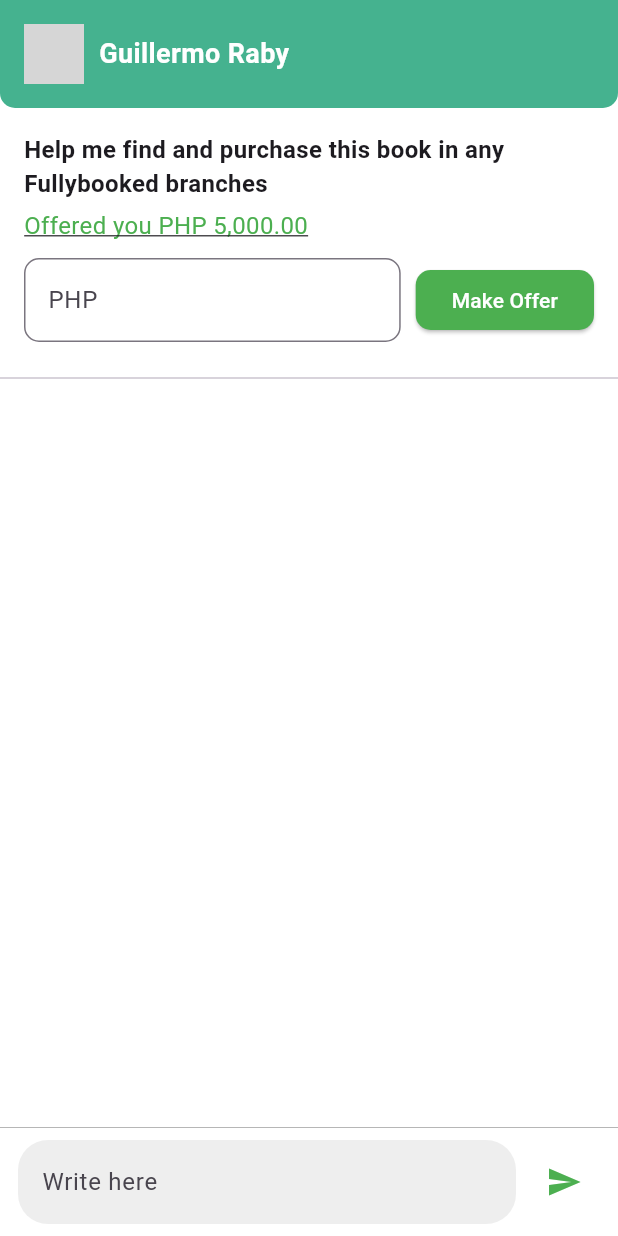
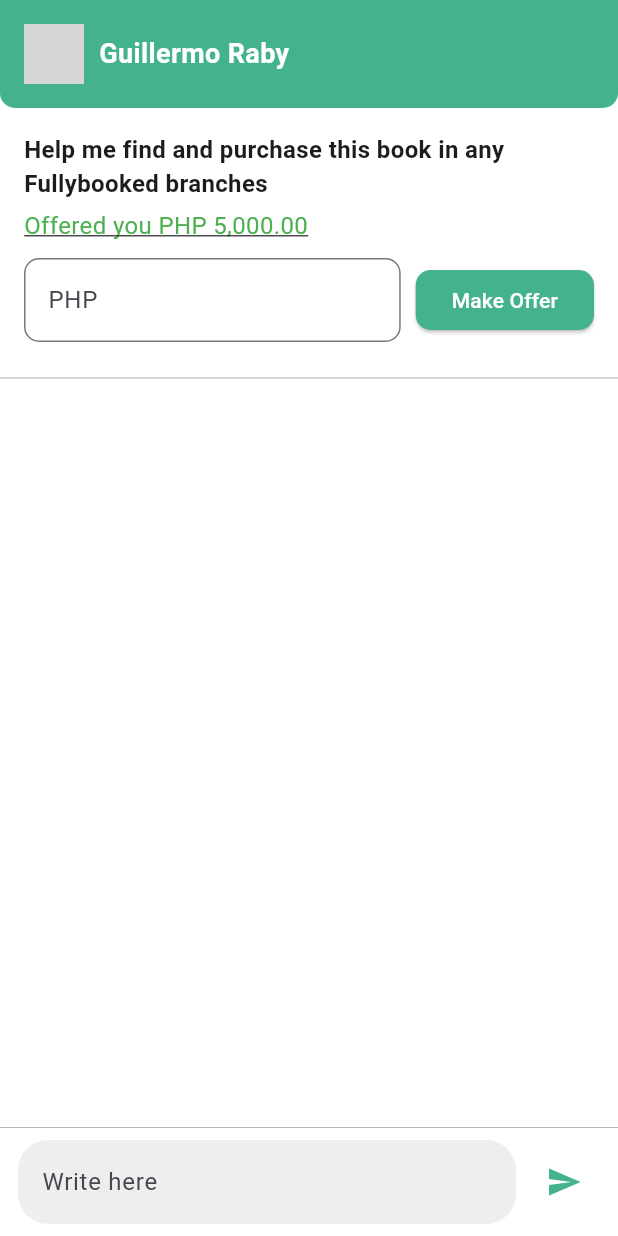
Before and after one commit to GuillianeLee/Kapitbahay, a Flutter app: the ChatOfferScreen screen opened directly, after a tap on "Decline", on a phone screen of 412 x 824 dp. Run offline on Flutter 3.47's test engine with Material 3 defaults, Android fonts, the light colour scheme and no system bars; our stand-ins replace flutter_rating_bar, flutter_svg; network calls fail; grey boxes are pictures that could not be loaded.

Commit message:
Edited Colors

```diff
--- a/lib/negotiable/chatif.dart
+++ b/lib/negotiable/chatif.dart
@@ -47,7 +47,7 @@ class _ChatOfferScreenState extends State<ChatOfferScreen> {
           Container(
             padding: const EdgeInsets.all(16),
             decoration: const BoxDecoration(
-              color: Color.fromRGBO(69, 178, 143, 1),
+              color: Color(0xFF45B28F),
               borderRadius: BorderRadius.vertical(bottom: Radius.circular(10)),
             ),
             child: Row(
@@ -112,7 +112,7 @@ class _ChatOfferScreenState extends State<ChatOfferScreen> {
                       ElevatedButton(
                         onPressed: _submitCounterOffer, // Call function to submit offer
                         style: ElevatedButton.styleFrom(
-                          backgroundColor: Colors.green,
+                          backgroundColor: Color(0xFF45B28F),
                           shape: RoundedRectangleBorder(
                             borderRadius: BorderRadius.circular(10),
                           ),
@@ -134,8 +134,7 @@ class _ChatOfferScreenState extends State<ChatOfferScreen> {
                             });
                           },
                           style: ElevatedButton.styleFrom(
-                            backgroundColor: Colors.green[100],
-                            shape: RoundedRectangleBorder(
+                            backgroundColor: Color(0xFFDCF5ED),                            shape: RoundedRectangleBorder(
                               borderRadius: BorderRadius.circular(10),
                             ),
                           ),
@@ -154,7 +153,7 @@ class _ChatOfferScreenState extends State<ChatOfferScreen> {
                             );
                           },
                           style: ElevatedButton.styleFrom(
-                            backgroundColor: Colors.green,
+                            backgroundColor: Color(0xFF45B28F),
                             shape: RoundedRectangleBorder(
                               borderRadius: BorderRadius.circular(10),
                             ),
@@ -203,7 +202,7 @@ class _ChatOfferScreenState extends State<ChatOfferScreen> {
                 ),
                 const SizedBox(width: 8),
                 IconButton(
-                  icon: const Icon(Icons.send, color: Colors.green),
+                  icon: const Icon(Icons.send, color: Color(0xFF45B28F)),
                   onPressed: _sendMessage, // Call function to send message
                 ),
               ],
--- a/lib/task/description.dart
+++ b/lib/task/description.dart
@@ -138,7 +138,7 @@ Widget _buildStep(String label, bool isActive) {
     children: [
       CircleAvatar(
         radius: 8,
-        backgroundColor: isActive ? Colors.green : Colors.grey,
+        backgroundColor: isActive ? Color(0xFF45B28F) : Colors.grey,
       ),
       const SizedBox(height: 4),
       Text(
--- a/lib/task/details.dart
+++ b/lib/task/details.dart
@@ -151,7 +151,7 @@ class _TaskDetailsBudgetScreenState extends State<TaskDetailsBudgetScreen> {
       children: [
         CircleAvatar(
           radius: 8,
-          backgroundColor: isActive ? Colors.green : Colors.grey,
+          backgroundColor: isActive ? Color(0xFF45B28F) : Colors.grey,
         ),
         const SizedBox(height: 4),
         Text(
--- a/lib/task/task.dart
+++ b/lib/task/task.dart
@@ -80,7 +80,7 @@ class TaskSelectionScreen extends StatelessWidget {
       children: [
         CircleAvatar(
           radius: 8,
-          backgroundColor: isActive ? Colors.green : Colors.grey,
+          backgroundColor: isActive ? Color(0xFF45B28F) : Colors.grey,
         ),
         const SizedBox(height: 4),
         Text(
--- a/lib/task/tasklocation.dart
+++ b/lib/task/tasklocation.dart
@@ -72,7 +72,7 @@ class _LocationSelectionScreenState extends State<LocationSelectionScreen> {
               },
               child: Row(
                 children: [
-                  Icon(Icons.person_pin_circle, color: Colors.green.shade600),
+                  Icon(Icons.person_pin_circle, color: Color(0xFF45B28F)),
                   const SizedBox(width: 10),
                   const Text("Use my current location", style: TextStyle(fontSize: 16)),
                 ],
--- a/lib/task/taskrating.dart
+++ b/lib/task/taskrating.dart
@@ -82,7 +82,7 @@ class _RatingPopupState extends State<RatingPopup> {
                 ElevatedButton(
                   onPressed: () => Navigator.pop(context),
                   style: ElevatedButton.styleFrom(
-                    backgroundColor: Colors.green.shade100,
+                    backgroundColor: Color(0xFFDCF5ED),
                     shape: RoundedRectangleBorder(
                       borderRadius: BorderRadius.circular(10),
                     ),
@@ -99,7 +99,7 @@ class _RatingPopupState extends State<RatingPopup> {
                     Navigator.pop(context);
                   },
                   style: ElevatedButton.styleFrom(
-                    backgroundColor: Colors.green.shade400,
+                    backgroundColor: Color(0xFF45B28F),
                     shape: RoundedRectangleBorder(
                       borderRadius: BorderRadius.circular(10),
                     ),
```
Also changed, not shown: lib/location/reciept.dart (+20 -9 lines), lib/negotiable/servicedetect.dart (+4 -4 lines).
